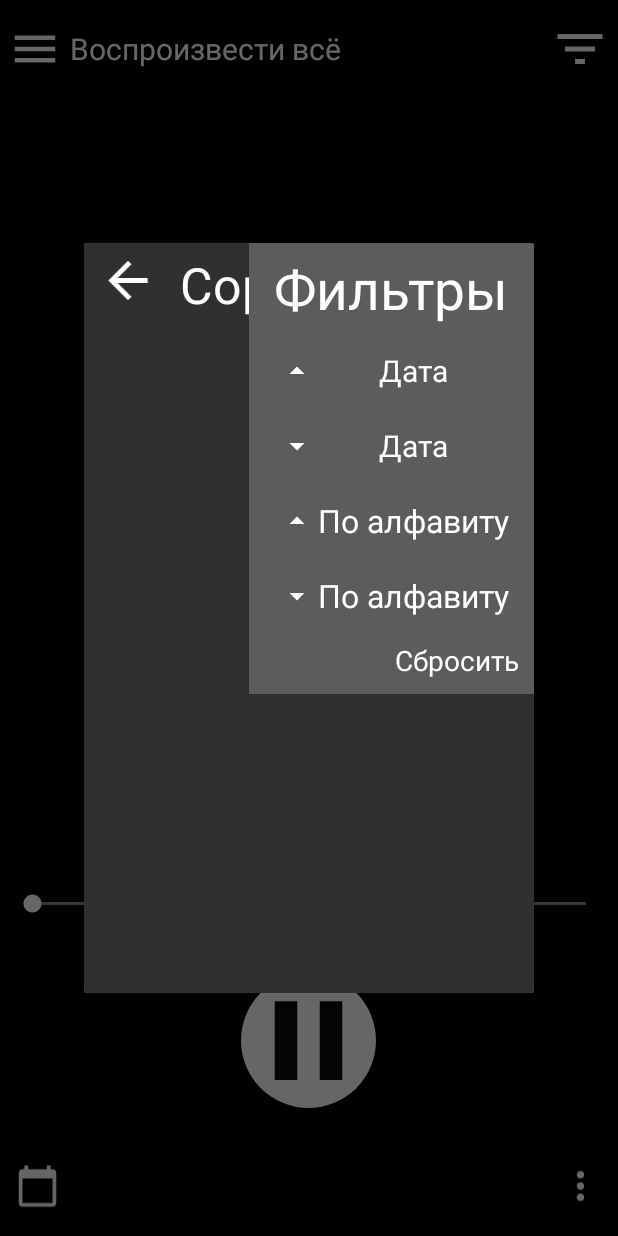
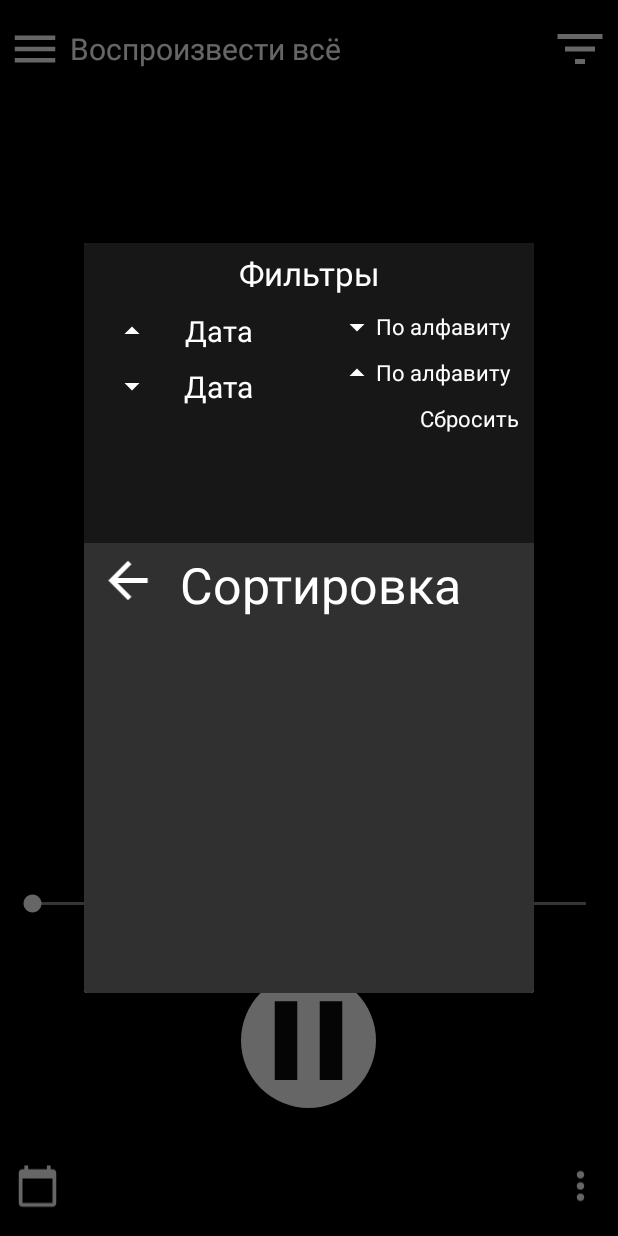
Before and after one commit to Kavrese/PlayRecordAudio, an Android app: the fragment FragmentHead shown on its own in the app's theme, after a tap on an icon or button, on a phone screen of 412 x 824 dp. Run offline under Robolectric (Android 15) with nearby library versions, the phone set to English and light mode, and no system bars; 1 other tap on this screen came first.

Commit message:
update xml dialog

```diff
--- a/app/src/main/res/layout/sort_dialog.xml
+++ b/app/src/main/res/layout/sort_dialog.xml
@@ -10,9 +10,10 @@
     <LinearLayout
         android:id="@+id/linear_rec"
         android:layout_width="match_parent"
-        android:layout_height="match_parent"
+        android:layout_height="500dp"
         android:orientation="vertical"
-        android:weightSum="100">
+        android:weightSum="100"
+        app:layout_constraintTop_toBottomOf="@+id/linear_sort">
 
         <LinearLayout
             android:layout_width="match_parent"
@@ -52,46 +53,64 @@
 
     <LinearLayout
         android:id="@+id/linear_sort"
-        android:layout_width="190dp"
-        android:layout_height="wrap_content"
-        android:background="@color/colorAccent2"
+        android:layout_width="match_parent"
+        android:layout_height="200dp"
+        android:background="@color/colorPrimaryDark"
         android:clickable="true"
         android:orientation="vertical"
         android:paddingBottom="10dp"
-        app:layout_constraintEnd_toEndOf="parent">
+        android:weightSum="100"
+        app:layout_constraintEnd_toEndOf="parent"
+        app:layout_constraintStart_toStartOf="parent">
 
         <TextView
             android:id="@+id/text"
             android:layout_width="match_parent"
-            android:layout_height="50dp"
+            android:layout_height="30dp"
             android:layout_marginTop="5dp"
             android:gravity="center"
             android:text="Фильтры"
             android:textColor="@color/colorAccent"
             app:autoSizeTextType="uniform" />
 
+        <LinearLayout
+            android:layout_width="match_parent"
+            android:layout_height="match_parent"
+            android:orientation="horizontal"
+            android:weightSum="100">
+
+            <LinearLayout
+                android:layout_width="0dp"
+                android:layout_height="match_parent"
+                android:layout_weight="50"
+                android:orientation="vertical"
+                android:weightSum="100">
+
                 <TextView
                     android:id="@+id/textDateUp"
                     android:layout_width="match_parent"
-            android:layout_height="40dp"
+                    android:layout_height="0dp"
                     android:layout_marginLeft="10dp"
                     android:layout_marginTop="10dp"
                     android:layout_marginRight="5dp"
+                    android:layout_weight="20"
                     android:drawableLeft="@drawable/up"
                     android:gravity="center"
                     android:paddingLeft="10dp"
                     android:paddingRight="10dp"
                     android:text="Дата"
                     android:textColor="@color/colorAccent"
-            android:textSize="20sp" />
+                    android:textSize="20sp"
+                    app:autoSizeTextType="uniform" />
 
                 <TextView
                     android:id="@+id/textDateDown"
                     android:layout_width="match_parent"
-            android:layout_height="40dp"
+                    android:layout_height="0dp"
                     android:layout_marginLeft="10dp"
                     android:layout_marginTop="10dp"
                     android:layout_marginRight="5dp"
+                    android:layout_weight="20"
                     android:drawableLeft="@drawable/down"
                     android:gravity="center"
                     android:paddingLeft="10dp"
@@ -99,15 +118,24 @@
                     android:text="Дата"
                     android:textColor="@color/colorAccent"
                     android:textSize="20sp" />
+            </LinearLayout>
+
+            <LinearLayout
+                android:layout_width="0dp"
+                android:layout_height="match_parent"
+                android:layout_weight="50"
+                android:orientation="vertical"
+                android:weightSum="100">
 
                 <TextView
-            android:id="@+id/textAlphabetUp"
+                    android:id="@+id/textAlphabetDown"
                     android:layout_width="match_parent"
-            android:layout_height="40dp"
+                    android:layout_height="0dp"
                     android:layout_marginLeft="10dp"
                     android:layout_marginTop="10dp"
                     android:layout_marginRight="5dp"
-            android:drawableLeft="@drawable/up"
+                    android:layout_weight="20"
+                    android:drawableLeft="@drawable/down"
                     android:gravity="center"
                     android:paddingLeft="10dp"
                     android:paddingRight="10dp"
@@ -117,13 +145,14 @@
                     app:autoSizeTextType="uniform" />
 
                 <TextView
-            android:id="@+id/textAlphabetDown"
+                    android:id="@+id/textAlphabetUp"
                     android:layout_width="match_parent"
-            android:layout_height="40dp"
+                    android:layout_height="0dp"
                     android:layout_marginLeft="10dp"
                     android:layout_marginTop="10dp"
                     android:layout_marginRight="5dp"
-            android:drawableLeft="@drawable/down"
+                    android:layout_weight="20"
+                    android:drawableLeft="@drawable/up"
                     android:gravity="center"
                     android:paddingLeft="10dp"
                     android:paddingRight="10dp"
@@ -135,7 +164,7 @@
                 <TextView
                     android:id="@+id/clear"
                     android:layout_width="match_parent"
-            android:layout_height="25dp"
+                    android:layout_height="20dp"
                     android:layout_marginTop="10dp"
                     android:layout_marginRight="5dp"
                     android:gravity="right"
@@ -143,6 +172,9 @@
                     android:text="Сбросить"
                     android:textColor="@color/colorAccent"
                     app:autoSizeTextType="uniform" />
+            </LinearLayout>
+
+        </LinearLayout>
 
     </LinearLayout>
 </androidx.constraintlayout.motion.widget.MotionLayout>
--- a/app/src/main/res/xml/sort_dialog_scene.xml
+++ b/app/src/main/res/xml/sort_dialog_scene.xml
@@ -3,27 +3,34 @@
     xmlns:app="http://schemas.android.com/apk/res-auto">
 
     <ConstraintSet android:id="@+id/start">
+
+        <Constraint
+            android:id="@+id/linear_sort"
+            app:layout_constraintEnd_toEndOf="parent"
+            android:layout_width="match_parent"
+            android:layout_height="200dp"
+            app:layout_constraintStart_toStartOf="parent" />
         <Constraint
             android:id="@+id/linear_rec"
             android:layout_width="match_parent"
-            android:layout_height="match_parent" />
+            android:layout_height="500dp"
+            app:layout_constraintTop_toBottomOf="@+id/linear_sort" />
+    </ConstraintSet>
+
+    <ConstraintSet android:id="@+id/end">
+
         <Constraint
             android:id="@+id/linear_sort"
             app:layout_constraintEnd_toEndOf="parent"
-            android:layout_width="190dp"
-            android:layout_height="wrap_content" />
-    </ConstraintSet>
-
-    <ConstraintSet android:id="@+id/end">
-        <Constraint
-            android:id="@+id/linear_sort"
-            android:layout_width="190dp"
-            android:layout_height="wrap_content"
-            app:layout_constraintStart_toEndOf="parent" />
+            android:layout_width="match_parent"
+            android:layout_height="200dp"
+            app:layout_constraintStart_toStartOf="parent"
+            app:layout_constraintBottom_toTopOf="parent" />
         <Constraint
             android:id="@+id/linear_rec"
             android:layout_width="match_parent"
-            android:layout_height="match_parent" />
+            android:layout_height="match_parent"
+            app:layout_constraintTop_toBottomOf="@+id/linear_sort" />
     </ConstraintSet>
 
     <Transition
@@ -33,6 +40,6 @@
         <OnSwipe
             app:touchAnchorId="@id/linear_sort"
             app:onTouchUp="autoComplete"
-            app:dragDirection="dragRight"/>
+            app:dragDirection="dragUp"/>
     </Transition>
 </MotionScene>
```
Lines whose indentation alone changed are shown as unchanged.
